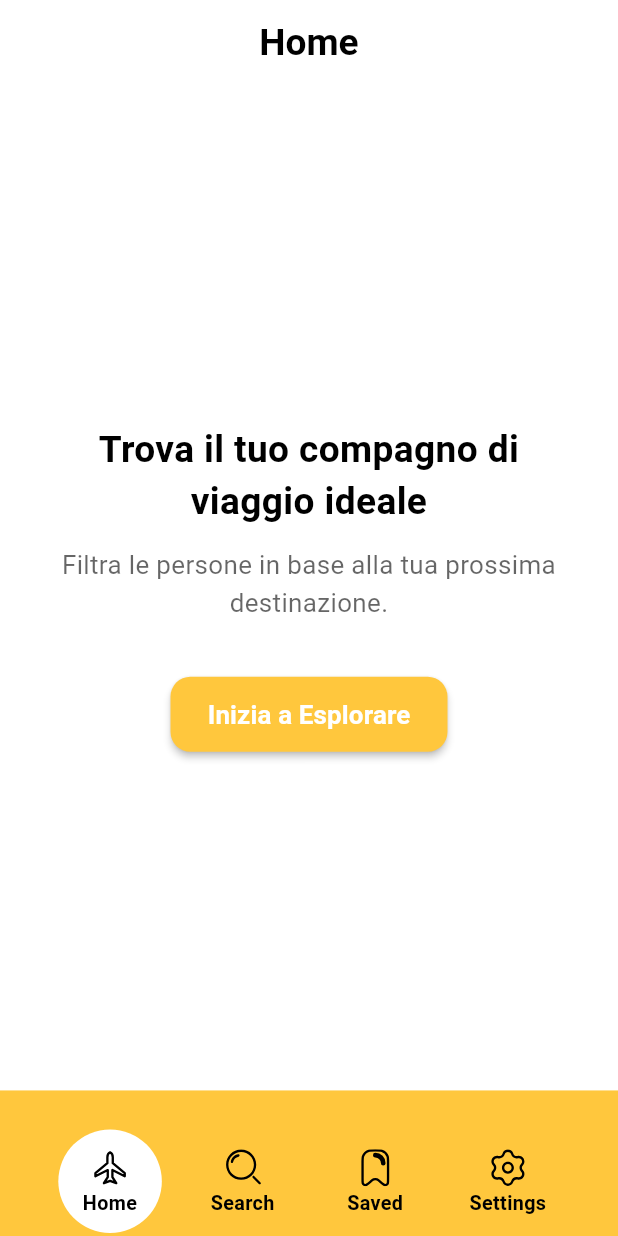
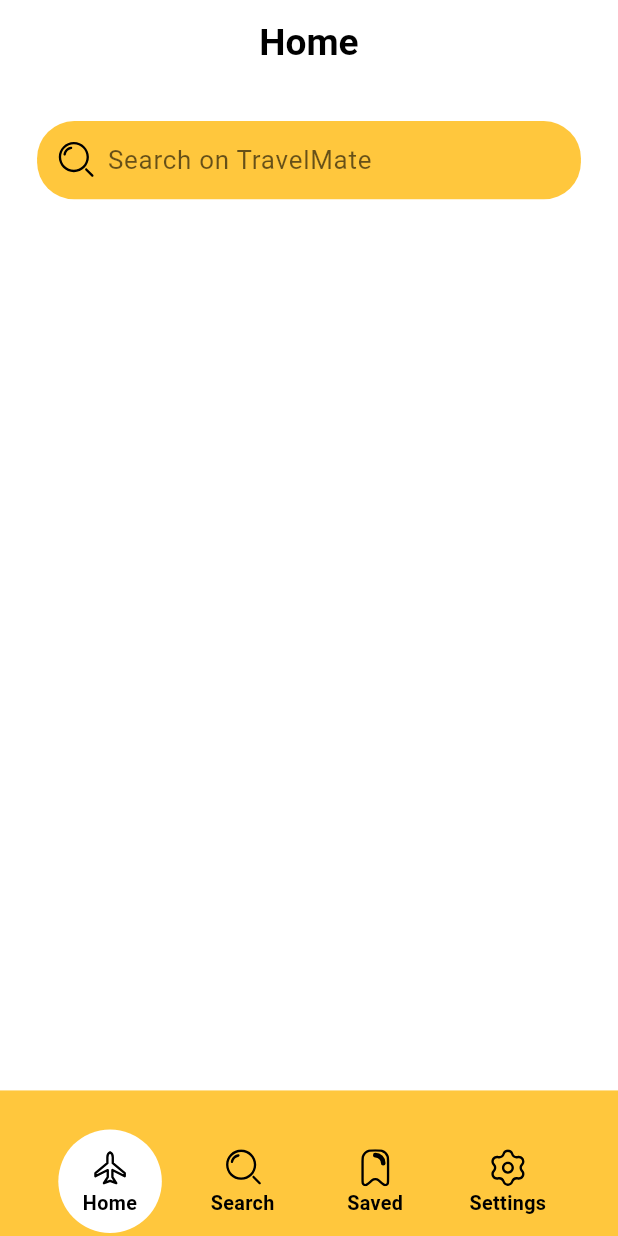
Before and after one commit to Simo-2004/TravelMate, a Flutter app: the screen it shows after launch, on a phone screen of 412 x 824 dp. Run offline on Flutter 3.47's test engine with Material 3 defaults, Android fonts, the phone set to English and light mode, and no system bars; our stand-ins replace flutter_svg.

Commit message:
feat: Added a custom search bar
Added a custom search bar, fixed the position and removed clutter label text

```diff
--- a/lib/core/constants/app_sizes.dart
+++ b/lib/core/constants/app_sizes.dart
@@ -25,6 +25,7 @@ class AppSizes {
   double get spaceL => _ratio(0.088);
 
   double get radiusM => _ratio(0.032);
+  double get radiusL => _ratio(0.06);
   double get iconM => _ratio(0.06);
 
   double get textSm => _ratio(0.032) * textScale;
--- a/lib/core/constants/app_strings.dart
+++ b/lib/core/constants/app_strings.dart
@@ -18,4 +18,6 @@ class AppStrings {
   static const String homeCta = 'Inizia a Esplorare';
   static const String homeCtaLog =
       "L'utente vuole cercare compagni di viaggio!";
+
+    static const String searchHint = 'Search on TravelMate';
 }
--- a/lib/features/home/home_screen.dart
+++ b/lib/features/home/home_screen.dart
@@ -2,9 +2,8 @@ import 'package:flutter/material.dart';
 
 // Personalized file imports
 import 'package:travelmate/core/constants/app_sizes.dart';
-import 'package:travelmate/core/constants/app_strings.dart';
 import 'package:travelmate/core/theme/app_text_styles.dart';
-import 'package:travelmate/shared/widgets/custom_button.dart';
+import 'package:travelmate/shared/widgets/search_bar.dart';
 
 class HomeScreen extends StatelessWidget {
   const HomeScreen({super.key});
@@ -13,32 +12,14 @@ class HomeScreen extends StatelessWidget {
   Widget build(BuildContext context) {
     final sizes = AppSizes.of(context);
 
-    return Center(
+    return SafeArea(
       child: Padding(
         padding: EdgeInsets.all(sizes.padL),
         child: Column(
-          mainAxisAlignment: MainAxisAlignment.center,
+          mainAxisAlignment: MainAxisAlignment.start,
+          crossAxisAlignment: CrossAxisAlignment.stretch,
           children: [
-            Text(
-              AppStrings.homeHeadline,
-              textAlign: TextAlign.center,
-              style: AppTextStyles.titleLg(sizes),
-            ),
-            SizedBox(height: sizes.spaceS),
-            Text(
-              AppStrings.homeSubtitle,
-              textAlign: TextAlign.center,
-              style: AppTextStyles.bodyMd(sizes),
-            ),
-            SizedBox(height: sizes.spaceL),
-
-            // CustomButton call
-            CustomButton(
-              text: AppStrings.homeCta,
-              onPressed: () {
-                debugPrint(AppStrings.homeCtaLog);
-              },
-            ),
+            const TravelSearchBar(),
           ],
         ),
       ),
--- /dev/null
+++ b/lib/shared/widgets/search_bar.dart
@@ -0,0 +1,88 @@
+import 'package:flutter/material.dart';
+import 'package:flutter_svg/flutter_svg.dart';
+
+import 'package:travelmate/core/constants/app_colors.dart';
+import 'package:travelmate/core/constants/app_sizes.dart';
+import 'package:travelmate/core/constants/app_strings.dart';
+import 'package:travelmate/core/theme/app_text_styles.dart';
+
+class TravelSearchBar extends StatelessWidget {
+  final TextEditingController? controller;
+  final ValueChanged<String>? onChanged;
+  final String hintText;
+  final Color? backgroundColor;
+  final Color? textColor;
+  final Color? hintColor;
+  final double? borderRadius;
+  final String? iconAsset;
+  final double? iconSize;
+  final EdgeInsetsGeometry? padding;
+
+  const TravelSearchBar({
+    super.key,
+    this.controller,
+    this.onChanged,
+    this.hintText = AppStrings.searchHint,
+    this.backgroundColor,
+    this.textColor,
+    this.hintColor,
+    this.borderRadius,
+    this.iconAsset,
+    this.iconSize,
+    this.padding,
+  });
+
+  @override
+  Widget build(BuildContext context) {
+    final sizes = AppSizes.of(context);
+    final resolvedBackground = backgroundColor ?? AppColors.yellow;
+    final resolvedTextColor = textColor ?? AppColors.black;
+    final resolvedHintColor = hintColor ?? AppColors.blackAlpha60;
+    final resolvedRadius = borderRadius ?? sizes.radiusL;
+    final resolvedPadding = padding ??
+        EdgeInsets.symmetric(
+          horizontal: sizes.padM,
+          vertical: sizes.padS,
+        );
+    final resolvedIconSize = iconSize ?? sizes.iconM;
+    final resolvedIconAsset = iconAsset ?? _defaultIconAsset;
+
+    return Container(
+      padding: resolvedPadding,
+      decoration: BoxDecoration(
+        color: resolvedBackground,
+        borderRadius: BorderRadius.circular(resolvedRadius),
+      ),
+      child: Row(
+        children: [
+          SvgPicture.asset(
+            resolvedIconAsset,
+            width: resolvedIconSize,
+            height: resolvedIconSize,
+            colorFilter: ColorFilter.mode(resolvedTextColor, BlendMode.srcIn),
+          ),
+          SizedBox(width: sizes.padS),
+          Expanded(
+            child: TextField(
+              controller: controller,
+              onChanged: onChanged,
+              style: AppTextStyles.bodyMd(sizes).copyWith(
+                color: resolvedTextColor,
+              ),
+              decoration: InputDecoration(
+                isDense: true,
+                border: InputBorder.none,
+                hintText: hintText,
+                hintStyle: AppTextStyles.bodyMd(sizes).copyWith(
+                  color: resolvedHintColor,
+                ),
+              ),
+            ),
+          ),
+        ],
+      ),
+    );
+  }
+
+  static const String _defaultIconAsset = 'assets/icons/Search 2.svg';
+}
```
